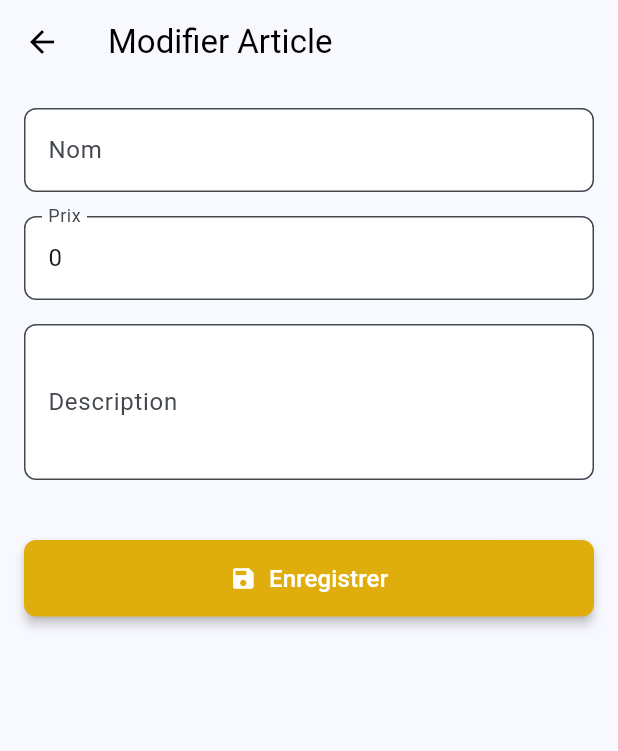
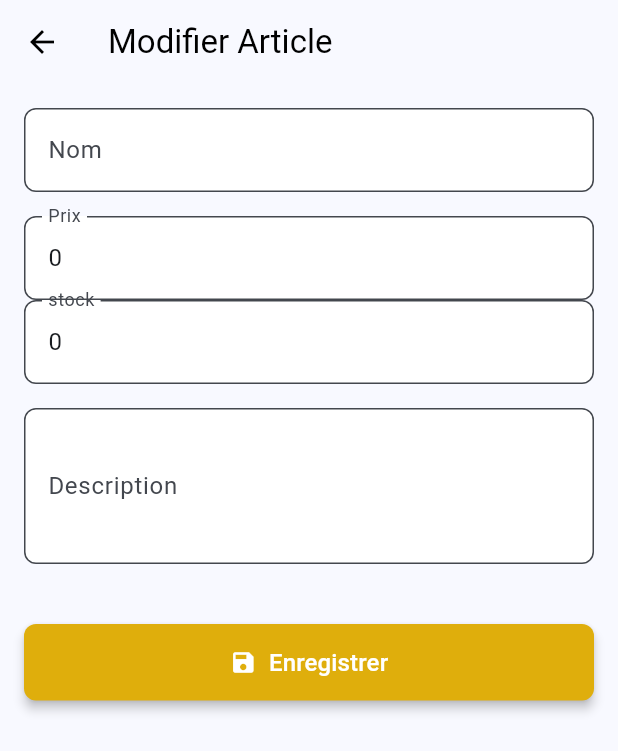
Before and after one commit to fatamaker/mini_projet_flutter, a Flutter app: the ModifierArticleScreen screen opened directly with empty values, on a phone screen of 412 x 824 dp. Shown: the top 751 px of the screen. Run offline on Flutter 3.47's test engine with Material 3 defaults, Android fonts, the phone set to English and light mode, and no system bars; our stand-ins replace flutter_screenutil, get, get_it; accounts and stored records are empty; network calls fail.

Commit message:
stock status commit

```diff
--- a/lib/core/utils/api_const.dart
+++ b/lib/core/utils/api_const.dart
@@ -1,5 +1,5 @@
 class APIConst {
-  static const baseUrl = 'http://192.168.122.24:5000/api';
+  static const baseUrl = 'http://192.168.30.24:5000/api';
 
   static const Products = '$baseUrl/articles';
   static const Users = "$baseUrl/users";
--- a/lib/data/models/article_model.dart
+++ b/lib/data/models/article_model.dart
@@ -7,6 +7,7 @@ class ArticleModel extends Article {
     required super.description,
     required super.image,
     required super.prix,
+    required super.stock,
   });
 
   factory ArticleModel.fromJson(Map<String, dynamic> json) {
@@ -16,6 +17,7 @@ class ArticleModel extends Article {
       description: json['description'],
       image: json['image'],
       prix: json['prix'],
+      stock: json['stock'],
     );
   }
 
@@ -26,6 +28,7 @@ class ArticleModel extends Article {
       'description': description,
       'image': image,
       'prix': prix,
+      'stock': stock,
     };
   }
 }
--- a/lib/data/models/order_model.dart
+++ b/lib/data/models/order_model.dart
@@ -1,5 +1,6 @@
 import 'order_line_model.dart';
 
+//status and quantitie plus the duplication of the order line and the decrse of the stock in the product
 class OrderModel {
   final int? orderId;
   final String status;
@@ -35,6 +36,5 @@ class OrderModel {
         'status': status,
         'quantite': quantite,
         'total': total,
-        'orderLines': orderLines.map((e) => e.toJson()).toList(),
       };
 }
--- a/lib/data/repository/order_repository_impl.dart
+++ b/lib/data/repository/order_repository_impl.dart
@@ -21,4 +21,9 @@ class OrderRepositoryImpl implements OrderRepository {
   Future<OrderModel> createOrder(OrderModel order) async {
     return await remoteDataSource.createOrder(order);
   }
+
+  @override
+  Future<void> updateOrderStatus(int orderId, String newStatus) {
+    return remoteDataSource.updateOrderStatus(orderId, newStatus);
+  }
 }
--- a/lib/di.dart
+++ b/lib/di.dart
@@ -12,6 +12,7 @@ import 'package:flutter_application_ngrk/domain/usecases/article_usecase/delete_
 import 'package:flutter_application_ngrk/domain/usecases/article_usecase/get_all_articles.dart';
 import 'package:flutter_application_ngrk/domain/usecases/article_usecase/get_article_by_id.dart';
 import 'package:flutter_application_ngrk/domain/usecases/article_usecase/update_article.dart';
+import 'package:flutter_application_ngrk/domain/usecases/order_usecase/UpdateOrderStatusUseCase.dart';
 import 'package:flutter_application_ngrk/domain/usecases/order_usecase/create_order.dart';
 import 'package:flutter_application_ngrk/domain/usecases/order_usecase/delete_order.dart';
 import 'package:flutter_application_ngrk/domain/usecases/order_usecase/get_all_orders.dart';
@@ -68,4 +69,5 @@ Future<void> init() async {
   sl.registerLazySingleton(() => GetAllOrders(sl()));
   sl.registerLazySingleton(() => DeleteOrder(sl()));
   sl.registerLazySingleton(() => CreateOrder(sl()));
+  sl.registerLazySingleton(() => UpdateOrderStatusUseCase(sl()));
 }
--- a/lib/domain/entities/article.dart
+++ b/lib/domain/entities/article.dart
@@ -7,6 +7,7 @@ class Article {
   final String description;
   final String image;
   final int prix;
+  final int stock;
 
   const Article({
     required this.id,
@@ -14,5 +15,6 @@ class Article {
     required this.description,
     required this.image,
     required this.prix,
+    required this.stock,
   });
 }
--- a/lib/domain/repository/order_repository.dart
+++ b/lib/domain/repository/order_repository.dart
@@ -4,4 +4,5 @@ abstract class OrderRepository {
   Future<List<OrderModel>> getAllOrders();
   Future<void> deleteOrder(int id);
   Future<OrderModel> createOrder(OrderModel order);
+  Future<void> updateOrderStatus(int orderId, String newStatus);
 }
--- a/lib/presentation/screens/ModifierArticleScreen.dart
+++ b/lib/presentation/screens/ModifierArticleScreen.dart
@@ -136,6 +136,7 @@ class _ModifierArticleScreenState extends State<ModifierArticleScreen> {
   late TextEditingController prixController;
   late TextEditingController descriptionController;
   late TextEditingController imageController;
+  late TextEditingController stockController;
 
   @override
   void initState() {
@@ -146,6 +147,8 @@ class _ModifierArticleScreenState extends State<ModifierArticleScreen> {
     descriptionController =
         TextEditingController(text: widget.article.description);
     imageController = TextEditingController(text: '');
+    stockController =
+        TextEditingController(text: widget.article.stock.toString());
   }
 
   @override
@@ -154,6 +157,7 @@ class _ModifierArticleScreenState extends State<ModifierArticleScreen> {
     prixController.dispose();
     descriptionController.dispose();
     imageController.dispose();
+    stockController.dispose();
     super.dispose();
   }
 
@@ -211,6 +215,23 @@ class _ModifierArticleScreenState extends State<ModifierArticleScreen> {
                       fillColor: Colors.white,
                     ),
                   ),
+                  TextFormField(
+                    controller: stockController,
+                    keyboardType: TextInputType.number,
+                    decoration: InputDecoration(
+                      labelText: "stock",
+                      border: OutlineInputBorder(
+                        borderRadius: BorderRadius.circular(8.0),
+                      ),
+                      focusedBorder: OutlineInputBorder(
+                        borderSide: const BorderSide(
+                            color: Color.fromARGB(81, 85, 137, 200)),
+                        borderRadius: BorderRadius.circular(8.0),
+                      ),
+                      filled: true,
+                      fillColor: Colors.white,
+                    ),
+                  ),
                   const SizedBox(height: 16),
                   TextFormField(
                     controller: descriptionController,
@@ -256,6 +277,7 @@ class _ModifierArticleScreenState extends State<ModifierArticleScreen> {
                         prix: int.tryParse(prixController.text) ?? 0,
                         description: descriptionController.text,
                         image: imageController.text,
+                        stock: int.tryParse(stockController.text) ?? 0,
                       );
 
                       final success =
--- a/lib/presentation/widgets/product_item.dart
+++ b/lib/presentation/widgets/product_item.dart
@@ -5,7 +5,7 @@ import 'package:flutter_application_ngrk/domain/entities/article.dart';
 class ProductItem extends StatelessWidget {
   final Article product;
   const ProductItem({super.key, required this.product});
-  static const imgUrl = 'http://192.168.122.24:5000/images';
+  static const imgUrl = 'http://192.168.30.24:5000/images';
   @override
   Widget build(BuildContext context) {
     return Padding(
```
Also changed, not shown: lib/data/data_source/remote_data_source/order_remote_datasource.dart (+16 -0 lines), lib/domain/usecases/order_usecase/UpdateOrderStatusUseCase.dart (added, +11 -0 lines), lib/presentation/controllers/order_controller.dart (+12 -0 lines), lib/presentation/screens/CreateOrderScreen.dart (+42 -9 lines), lib/presentation/screens/OrdersListScreen.dart (+17 -3 lines), lib/presentation/screens/product_screen.dart (+23 -11 lines).
